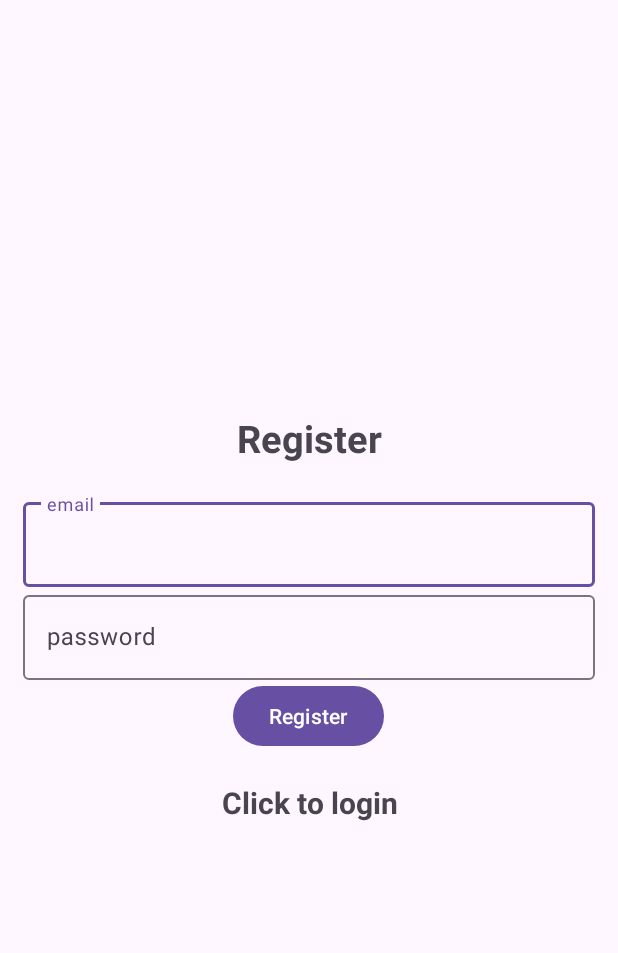
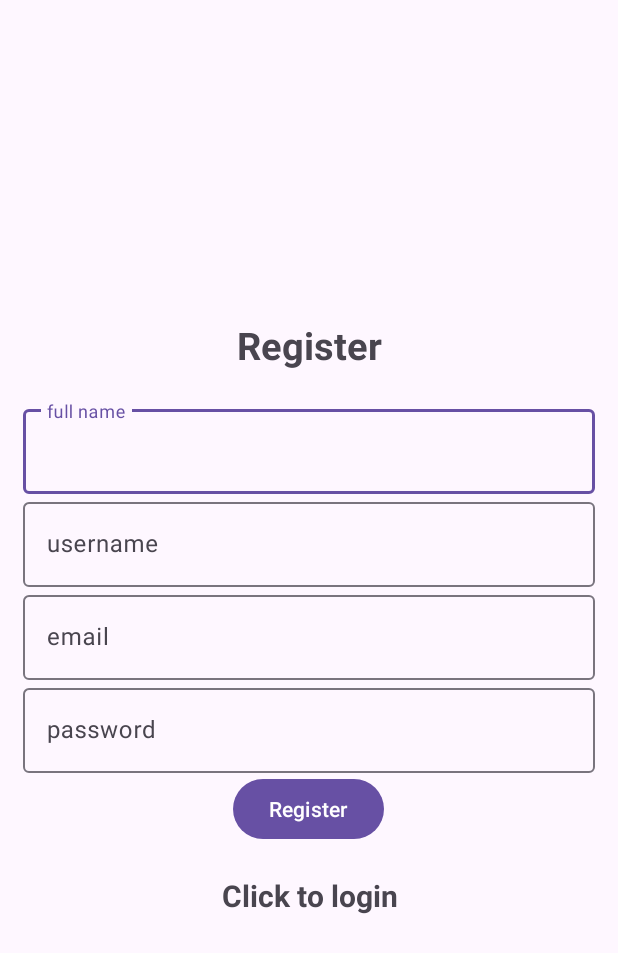
Before and after one commit to sp0603/Book-It, an Android app: the screen it shows after launch (Register), after a tap on "Click to register", on a phone screen of 412 x 824 dp. Shown: the top 953 px of the screen. Run offline under Robolectric (Android 15) with nearby library versions, the phone set to English and light mode, and no system bars; our stand-ins replace Firebase (no records; nobody signed in at launch, a user with empty details on screens opened directly); 1 other tap on this screen came first.

Commit message:
Reworked the register page: has name, username, email, password in database now

```diff
--- a/app/src/main/java/com/example/scheduling/Register.java
+++ b/app/src/main/java/com/example/scheduling/Register.java
@@ -26,9 +26,11 @@ import com.google.firebase.database.FirebaseDatabase;
 
 public class Register extends AppCompatActivity {
 
-    TextInputEditText editTextEmail, editTextPassword;
+    TextInputEditText editTextEmail, editTextPassword, editName, editUsername;
     Button buttonReg;
     FirebaseAuth mAuth;
+    FirebaseDatabase database;
+    DatabaseReference reference;
     ProgressBar progressBar;
     TextView textView;
 
@@ -49,6 +51,10 @@ public class Register extends AppCompatActivity {
         mAuth = FirebaseAuth.getInstance();
         editTextEmail = findViewById(R.id.email);
         editTextPassword = findViewById(R.id.password);
+        editName = findViewById(R.id.name);
+        editUsername = findViewById(R.id.username);
+
+
         buttonReg = findViewById(R.id.btn_register);
         progressBar = findViewById(R.id.progressBar);
         textView = findViewById(R.id.loginNow);
@@ -64,9 +70,18 @@ public class Register extends AppCompatActivity {
             @Override
             public void onClick (View view){
                 progressBar.setVisibility(View.VISIBLE);
-                String email, password;
-                email = String.valueOf(editTextEmail.getText());
-                password = String.valueOf(editTextPassword.getText());
+
+                database = FirebaseDatabase.getInstance();
+                reference = database.getReference("users");
+
+                String name = editName.getText().toString();
+                String username = editUsername.getText().toString();
+                String email = editTextEmail.getText().toString();
+                String password = editTextPassword.getText().toString();
+
+//                String email, password;
+//                email = String.valueOf(editTextEmail.getText());
+//                password = String.valueOf(editTextPassword.getText());
 
                 if (TextUtils.isEmpty(email)){
                     Toast.makeText(Register.this, "Enter email", Toast.LENGTH_SHORT).show();
@@ -74,6 +89,16 @@ public class Register extends AppCompatActivity {
 
                 if(TextUtils.isEmpty(password)){
                     Toast.makeText(Register.this, "Enter password", Toast.LENGTH_SHORT).show();
+                    return;
+                }
+
+                if (TextUtils.isEmpty(name)){
+                    Toast.makeText(Register.this, "Enter name", Toast.LENGTH_SHORT).show();
+                    return;
+                }
+
+                if (TextUtils.isEmpty(username)){
+                    Toast.makeText(Register.this, "Enter username", Toast.LENGTH_SHORT).show();
                     return;
                 }
 
@@ -87,16 +112,16 @@ public class Register extends AppCompatActivity {
                                             Toast.LENGTH_SHORT).show();
                                     //add user, email, name to database
                                     String userId = mAuth.getCurrentUser().getUid();
-                                    String userName = "temp";
-
+//
                                     DatabaseReference usersRef = FirebaseDatabase.getInstance().getReference("users");
 
-                                    User newUser = new User(userName, email);
-                                    usersRef.child(userId).setValue(newUser);
+                                    User user = new User(name, username, email, password);
+                                    usersRef.child(userId).setValue(user);
 
                                     Intent intent = new Intent(getApplicationContext(), Login.class);
                                     startActivity(intent);
                                     finish();
+
                                 } else {
                                     // If sign in fails, display a message to the user.
                                     Toast.makeText(Register.this, "Authentication failed.",
--- a/app/src/main/res/layout/activity_register.xml
+++ b/app/src/main/res/layout/activity_register.xml
@@ -17,6 +17,28 @@
         android:layout_marginBottom="20dp"
         android:layout_width="match_parent"
         android:layout_height="wrap_content" />
+
+    <com.google.android.material.textfield.TextInputLayout
+        android:layout_width="match_parent"
+        android:layout_height="wrap_content">
+
+        <com.google.android.material.textfield.TextInputEditText
+            android:id="@+id/name"
+            android:hint="full name"
+            android:layout_width="match_parent"
+            android:layout_height="wrap_content" />
+    </com.google.android.material.textfield.TextInputLayout>
+
+    <com.google.android.material.textfield.TextInputLayout
+        android:layout_width="match_parent"
+        android:layout_height="wrap_content">
+
+        <com.google.android.material.textfield.TextInputEditText
+            android:id="@+id/username"
+            android:hint="username"
+            android:layout_width="match_parent"
+            android:layout_height="wrap_content" />
+    </com.google.android.material.textfield.TextInputLayout>
 
     <com.google.android.material.textfield.TextInputLayout
         android:layout_width="match_parent"
```
Also changed, not shown: app/src/main/java/com/example/scheduling/User.java (+32 -5 lines).
